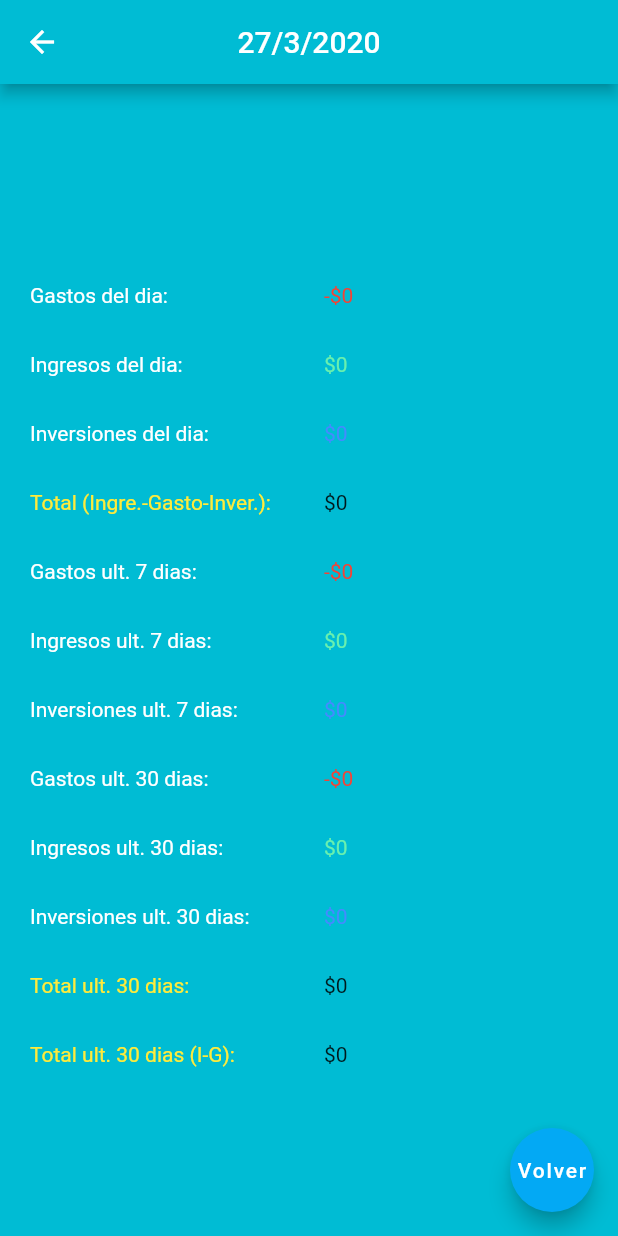
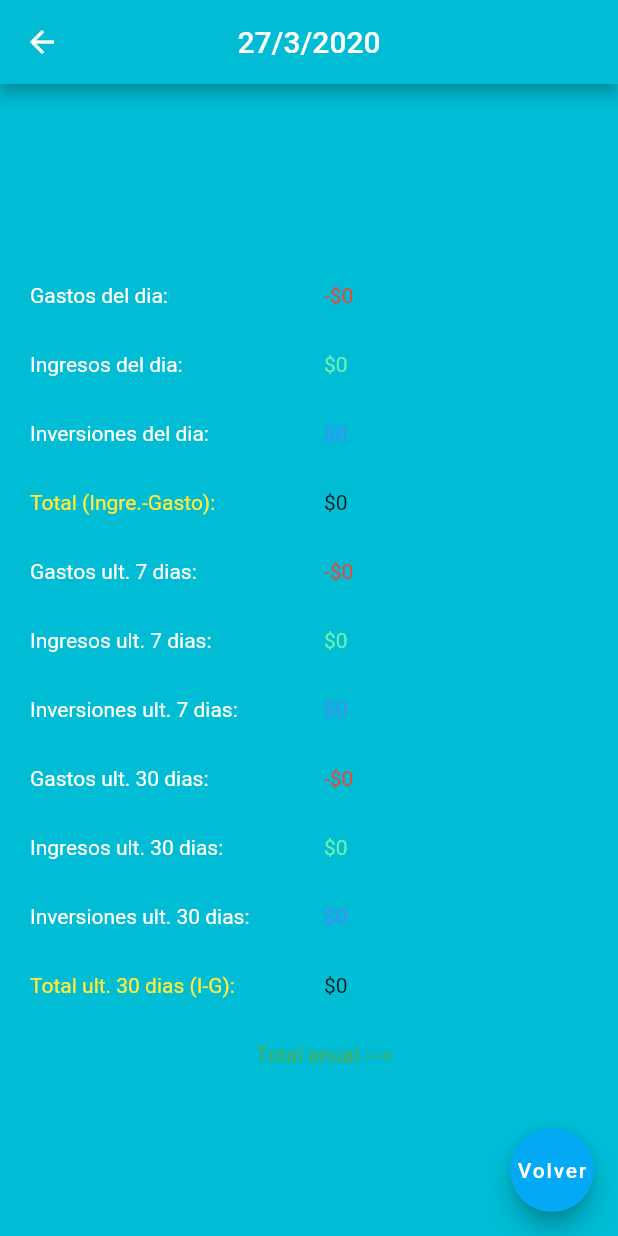
Before and after one commit to natsukis/expensesapp, a Flutter app: the screen it shows after launch, after a tap on "Resumen", on a phone screen of 412 x 824 dp. Run offline on Flutter 3.47's test engine with Material 2 defaults, Android fonts, the phone set to English and light mode, and no system bars; our stand-ins replace csv, flutter_datetime_picker, permission_handler, sqflite; missing offline and left inert: downloads_path_provider; accounts and stored records are empty.

Commit message:
Optimise the code and fix a bug provoced by a query to the sql that took too much time

```diff
--- a/lib/screens/menu.dart
+++ b/lib/screens/menu.dart
@@ -27,15 +27,16 @@ class MenuState extends State {
         ),
         body: Padding(
             padding: EdgeInsets.only(top: 20.0, left: 5.0, right: 5.0),
-            child: Column(children: <Widget>[
+            child: Center(
+              child:Column(children: <Widget>[
               Padding(
                   padding: EdgeInsets.only(bottom: 10),
                   child: Container(
                     child: Text("Su saldo de este mes es: \$" +
                         currentTotal, style: TextStyle(color: Colors.purple)),
                   )),
-              Center(
-                child: SingleChildScrollView(
+
+                 SingleChildScrollView(
                     child: Container(
                         alignment: Alignment.center,
                         child: Column(children: <Widget>[
@@ -166,8 +167,8 @@ class MenuState extends State {
                           //         },
                           //         child: Text("Exportar")))
                         ]))),
-              )
-            ])));
+              ])
+            )));
   }
 
   String date() {
--- a/lib/screens/total/todaytotal.dart
+++ b/lib/screens/total/todaytotal.dart
@@ -74,10 +74,12 @@ class TodayTotalState extends State {
           statusTemp = 1;
         }
       });
+      if (mounted) {
       setState(() {
         tempTot = totalAux;
         status = statusTemp;
       });
+      }
     });
   }
 }
@@ -192,17 +194,15 @@ class TodayTotal1State extends State {
                             padding: EdgeInsets.only(top: 30),
                             child: Row(children: <Widget>[
                               Expanded(
-                                  child: Text("Total (Ingre.-Gasto-Inver.):",
+                                  child: Text("Total (Ingre.-Gasto):",
                                       style: TextStyle(color: Colors.yellow))),
                               Expanded(
                                   child: Text('\$' +
-                                      calculateTotal(
+                                      calculateTotalSimple(
                                           expenses,
                                           countExpense,
                                           incomes,
-                                          countIncome,
-                                          inversions,
-                                          countInversion)))
+                                          countIncome)))
                             ])),
                         Padding(
                             padding: EdgeInsets.only(top: 30),
@@ -292,22 +292,6 @@ class TodayTotal1State extends State {
                             padding: EdgeInsets.only(top: 30),
                             child: Row(children: <Widget>[
                               Expanded(
-                                  child: Text("Total ult. 30 dias:",
-                                      style: TextStyle(color: Colors.yellow))),
-                              Expanded(
-                                  child: Text('\$' +
-                                      calculateTotal(
-                                          monthExpense,
-                                          monthExpenseCount,
-                                          monthIncome,
-                                          monthIncomeCount,
-                                          monthInversion,
-                                          monthInversionCount)))
-                            ])),
-                        Padding(
-                            padding: EdgeInsets.only(top: 30),
-                            child: Row(children: <Widget>[
-                              Expanded(
                                   child: Text("Total ult. 30 dias (I-G):",
                                       style: TextStyle(color: Colors.yellow))),
                               Expanded(
@@ -318,6 +302,11 @@ class TodayTotal1State extends State {
                                           monthIncome,
                                           monthIncomeCount)))
                             ])),
+                            Padding(
+                            padding: EdgeInsets.only(top: 30),
+                            child:
+                                   Text("Total anual --->",
+                                      style: TextStyle(color: Colors.green))),
                       ])))),
         ));
   }
@@ -738,7 +727,7 @@ class TodayTotal2 extends StatelessWidget {
     return Scaffold(
         backgroundColor: Colors.cyan,
         appBar: AppBar(
-          title: Text("Totales"),
+          title: Text("Totales " + DateTime.now().year.toString()),
           centerTitle: true,
           backgroundColor: Colors.cyan,
         ),
--- a/pubspec.yaml
+++ b/pubspec.yaml
@@ -11,7 +11,7 @@ description: A new Flutter project.
 # In iOS, build-name is used as CFBundleShortVersionString while build-number used as CFBundleVersion.
 # Read more about iOS versioning at
 # https://developer.apple.com/library/archive/documentation/General/Reference/InfoPlistKeyReference/Articles/CoreFoundationKeys.html
-version: 1.0.0+2
+version: 1.0.1+2
 
 environment:
   sdk: ">=2.1.0 <3.0.0"
```
Also changed, not shown: lib/screens/expense/expensedetails.dart (+30 -29 lines), lib/screens/expense/expensepage.dart (+30 -3 lines), lib/screens/expense/expenserangeday.dart (+52 -18 lines), lib/screens/income/incomedetails.dart (+13 -39 lines), lib/screens/income/incomepage.dart (+37 -10 lines), lib/screens/income/incomerangeday.dart (+33 -5 lines), 2 other files.
